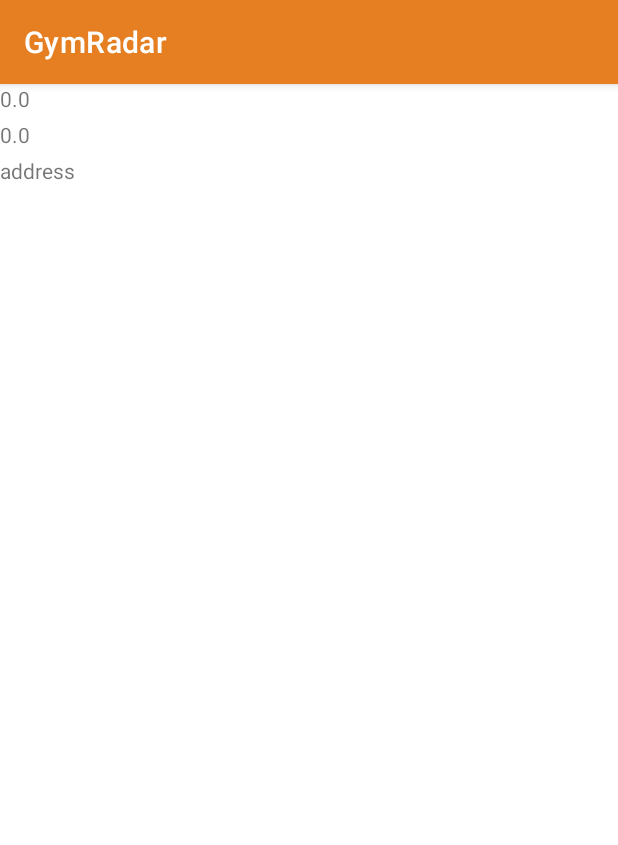
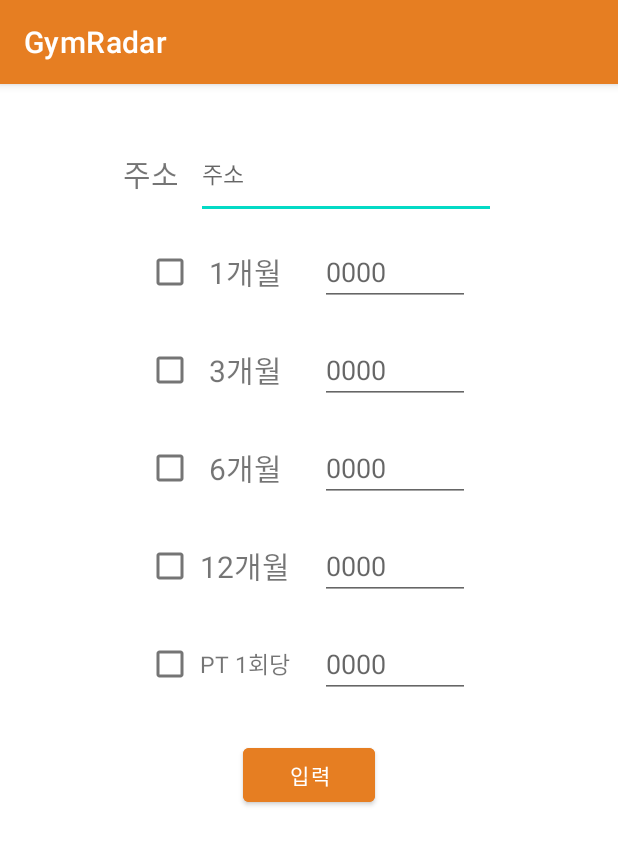
Before and after one commit to sangin-lee/GymRadar, an Android app: the InsertInfoActivity screen opened directly, with no data from a screen before it, on a phone screen of 412 x 824 dp. Shown: the top 845 px of the screen. Run offline under Robolectric (Android 15) with nearby library versions, the phone set to English and light mode, and no system bars; libraries missing offline, so code that uses them is left out: net.daum.mf; 7 statements that could not run were skipped.

Commit message:
update insert info activity

```diff
--- a/app/src/main/java/com/example/gymradar/AddTrainingCenterActivity.java
+++ b/app/src/main/java/com/example/gymradar/AddTrainingCenterActivity.java
@@ -29,6 +29,12 @@ public class AddTrainingCenterActivity extends AppCompatActivity implements MapV
         mapViewContainer.addView(mapView);
         mapView.setMapViewEventListener(this);
         mapView.setCurrentLocationTrackingMode(MapView.CurrentLocationTrackingMode.TrackingModeOff);
+    }
+
+    @Override
+    protected void onPause() {
+        super.onPause();
+        mapViewContainer.removeView(mapView);
     }
 
     @Override
@@ -98,7 +104,6 @@ public class AddTrainingCenterActivity extends AppCompatActivity implements MapV
     public boolean onOptionsItemSelected(@NonNull MenuItem item) {
         switch (item.getItemId()) {
             case R.id.menu_cancel:
-                mapViewContainer.removeView(mapView);
                 startActivity(new Intent(AddTrainingCenterActivity.this, MainActivity.class));
         }
         return super.onOptionsItemSelected(item);
--- a/app/src/main/java/com/example/gymradar/InsertInfoActivity.java
+++ b/app/src/main/java/com/example/gymradar/InsertInfoActivity.java
@@ -6,7 +6,6 @@ import android.content.Intent;
 import android.os.Bundle;
 import android.util.Log;
 import android.widget.TextView;
-import android.widget.Toast;
 
 import net.daum.mf.map.api.MapReverseGeoCoder;
 import net.daum.mf.map.api.MapPoint;
@@ -22,9 +21,6 @@ public class InsertInfoActivity extends AppCompatActivity implements MapReverseG
         Intent intent = getIntent();
         double latitude = intent.getExtras().getDouble("latitude");
         double longitude = intent.getExtras().getDouble("longitude");
-
-        ((TextView) findViewById(R.id.insert_latitude)).setText(Double.toString(latitude));
-        ((TextView) findViewById(R.id.insert_longitude)).setText(Double.toString(longitude));
 
         MapPoint mapPoint = MapPoint.mapPointWithGeoCoord(latitude, longitude);
         Log.d("latitude", Double.toString(mapPoint.getMapPointGeoCoord().latitude));
@@ -48,6 +44,6 @@ public class InsertInfoActivity extends AppCompatActivity implements MapReverseG
     }
 
     private void onFinishReverseGeoCoding(String result) {
-        ((TextView) findViewById(R.id.insert_address)).setText(result);
+        ((TextView) findViewById(R.id.input_address)).setText(result);
     }
 }
--- a/app/src/main/java/com/example/gymradar/MainActivity.java
+++ b/app/src/main/java/com/example/gymradar/MainActivity.java
@@ -52,15 +52,107 @@ public class MainActivity extends AppCompatActivity implements MapView.MapViewEv
     }
 
     @Override
+    protected void onPause() {
+        super.onPause();
+        mapViewContainer.removeView(mapView);
+    }
+
+    @Override
     protected void onDestroy() {
         super.onDestroy();
         mapViewContainer.removeAllViews();
     }
 
-    private void onFinishReverseGeoCoding(String result) {
-//        Toast.makeText(LocationDemoActivity.this, "Reverse Geo-coding : " + result, Toast.LENGTH_SHORT).show();
+    @Override
+    public boolean onCreateOptionsMenu(Menu menu) {
+        getMenuInflater().inflate(R.menu.main, menu);
+        return true;
     }
 
+    @Override
+    public void onMapViewInitialized(MapView mapView) {
+        mapView.setShowCurrentLocationMarker(true);
+    }
+
+    @Override
+    public void onMapViewCenterPointMoved(MapView mapView, MapPoint mapPoint) {
+
+    }
+
+    @Override
+    public void onMapViewZoomLevelChanged(MapView mapView, int i) {
+
+    }
+
+    @Override
+    public void onMapViewSingleTapped(MapView mapView, MapPoint mapPoint) {
+
+    }
+
+    @Override
+    public void onMapViewDoubleTapped(MapView mapView, MapPoint mapPoint) {
+
+    }
+
+    @Override
+    public void onMapViewLongPressed(MapView mapView, MapPoint mapPoint) {
+
+    }
+
+    @Override
+    public void onMapViewDragStarted(MapView mapView, MapPoint mapPoint) {
+
+    }
+
+    @Override
+    public void onMapViewDragEnded(MapView mapView, MapPoint mapPoint) {
+
+    }
+
+    @Override
+    public void onMapViewMoveFinished(MapView mapView, MapPoint mapPoint) {
+
+    }
+
+    // 액션바의 옵션 선택했을 때
+    @Override
+    public boolean onOptionsItemSelected(@NonNull MenuItem item) {
+        switch (item.getItemId()) {
+            case R.id.tracking_mode:
+                // TODO: 트래킹 모드 설정
+                if(mapView.getCurrentLocationTrackingMode() != MapView.CurrentLocationTrackingMode.TrackingModeOnWithoutHeading) {
+                    mapView.setCurrentLocationTrackingMode(MapView.CurrentLocationTrackingMode.TrackingModeOnWithoutHeading);
+                    Toast.makeText(MainActivity.this, "Tracking mode on", Toast.LENGTH_SHORT).show();
+                    item.setIcon(R.drawable.gps_off);
+                }
+                else {
+                    mapView.setCurrentLocationTrackingMode(MapView.CurrentLocationTrackingMode.TrackingModeOff);
+                    Toast.makeText(MainActivity.this, "Tracking mode off", Toast.LENGTH_SHORT).show();
+                    item.setIcon(R.drawable.gps_fixed);
+                }
+                break;
+
+            case R.id.menu_add_training_center:
+                // TODO: 트레이닝 센터 등록
+                startActivity(new Intent(MainActivity.this, AddTrainingCenterActivity.class));
+                break;
+
+            case R.id.menu_search:
+                // TODO: 검색
+                break;
+
+            case R.id.menu_recommend:
+                // TODO: 추천 받기
+                break;
+
+            case R.id.menu_review:
+                // TODO: 리뷰
+                break;
+        }
+        return super.onOptionsItemSelected(item);
+    }
+
+    // GPS Permission 관련 함수들
     // ActivityCompat.requestPermissions를 사용한 퍼미션 요청의 결과를 리턴받는 메소드
     @Override
     public void onRequestPermissionsResult(int permsRequestCode,
@@ -175,93 +267,4 @@ public class MainActivity extends AppCompatActivity implements MapView.MapViewEv
         return locationManager.isProviderEnabled(LocationManager.GPS_PROVIDER)
                 || locationManager.isProviderEnabled(LocationManager.NETWORK_PROVIDER);
     }
-
-    @Override
-    public void onMapViewInitialized(MapView mapView) {
-        mapView.setShowCurrentLocationMarker(true);
-    }
-
-    @Override
-    public void onMapViewCenterPointMoved(MapView mapView, MapPoint mapPoint) {
-
-    }
-
-    @Override
-    public void onMapViewZoomLevelChanged(MapView mapView, int i) {
-
-    }
-
-    @Override
-    public void onMapViewSingleTapped(MapView mapView, MapPoint mapPoint) {
-
-    }
-
-    @Override
-    public void onMapViewDoubleTapped(MapView mapView, MapPoint mapPoint) {
-
-    }
-
-    @Override
-    public void onMapViewLongPressed(MapView mapView, MapPoint mapPoint) {
-
-    }
-
-    @Override
-    public void onMapViewDragStarted(MapView mapView, MapPoint mapPoint) {
-
-    }
-
-    @Override
-    public void onMapViewDragEnded(MapView mapView, MapPoint mapPoint) {
-
-    }
-
-    @Override
-    public void onMapViewMoveFinished(MapView mapView, MapPoint mapPoint) {
-
-    }
-
-    @Override
-    public boolean onCreateOptionsMenu(Menu menu) {
-        getMenuInflater().inflate(R.menu.main, menu);
-        return true;
-    }
-
-    @Override
-    public boolean onOptionsItemSelected(@NonNull MenuItem item) {
-        switch (item.getItemId()) {
-            case R.id.tracking_mode:
-                // TODO: 트래킹 모드 설정
-                if(mapView.getCurrentLocationTrackingMode() != MapView.CurrentLocationTrackingMode.TrackingModeOnWithoutHeading) {
-                    mapView.setCurrentLocationTrackingMode(MapView.CurrentLocationTrackingMode.TrackingModeOnWithoutHeading);
-                    Toast.makeText(MainActivity.this, "Tracking mode on", Toast.LENGTH_SHORT).show();
-                    item.setIcon(R.drawable.gps_off);
-                }
-                else {
-                    mapView.setCurrentLocationTrackingMode(MapView.CurrentLocationTrackingMode.TrackingModeOff);
-                    Toast.makeText(MainActivity.this, "Tracking mode off", Toast.LENGTH_SHORT).show();
-                    item.setIcon(R.drawable.gps_fixed);
-                }
-                break;
-
-            case R.id.menu_add_training_center:
-                // TODO: 트레이닝 센터 등록
-                mapViewContainer.removeView(mapView);
-                startActivity(new Intent(MainActivity.this, AddTrainingCenterActivity.class));
-                break;
-
-            case R.id.menu_search:
-                // TODO: 검색
-                break;
-
-            case R.id.menu_recommend:
-                // TODO: 추천 받기
-                break;
-
-            case R.id.menu_review:
-                // TODO: 리뷰
-                break;
-        }
-        return super.onOptionsItemSelected(item);
-    }
 }
--- a/app/src/main/res/layout/activity_insert_info.xml
+++ b/app/src/main/res/layout/activity_insert_info.xml
@@ -4,20 +4,192 @@
     android:layout_height="match_parent"
     android:orientation="vertical">
 
-    <TextView
-        android:id="@+id/insert_latitude"
+    <LinearLayout
         android:layout_width="match_parent"
-        android:layout_height="24dp" />
+        android:layout_height="60dp"
+        android:orientation="horizontal"
+        android:gravity="center"
+        android:layout_marginTop="30dp">
 
-    <TextView
-        android:id="@+id/insert_longitude"
+        <TextView
+            android:layout_width="40dp"
+            android:layout_height="match_parent"
+            android:gravity="center"
+            android:layout_marginRight="10dp"
+            android:text="주소"
+            android:textSize="20dp"/>
+
+        <EditText
+            android:id="@+id/input_address"
+            android:layout_width="200dp"
+            android:layout_height="match_parent"
+            android:hint="주소"
+            android:textSize="15dp"/>
+
+    </LinearLayout>
+
+    <LinearLayout
         android:layout_width="match_parent"
-        android:layout_height="24dp" />
+        android:layout_height="60dp"
+        android:orientation="horizontal"
+        android:gravity="center"
+        android:layout_marginTop="5dp">
 
-    <TextView
-        android:id="@+id/insert_address"
+        <CheckBox
+            android:id="@+id/check_1month"
+            android:layout_width="30dp"
+            android:layout_height="30dp"
+            android:layout_gravity="center"
+            android:layout_marginRight="5dp"/>
+
+        <TextView
+            android:layout_width="60dp"
+            android:layout_height="match_parent"
+            android:gravity="center"
+            android:layout_marginRight="20dp"
+            android:text="1개월"
+            android:textSize="20dp"/>
+
+        <EditText
+            android:id="@+id/input_1month"
+            android:layout_width="100dp"
+            android:layout_height="wrap_content"
+            android:layout_gravity="center"
+            android:hint="0000"/>
+
+    </LinearLayout>
+
+    <LinearLayout
         android:layout_width="match_parent"
-        android:layout_height="24dp"
-        android:text="address"/>
+        android:layout_height="60dp"
+        android:orientation="horizontal"
+        android:gravity="center"
+        android:layout_marginTop="5dp">
+
+        <CheckBox
+            android:id="@+id/check_3month"
+            android:layout_width="30dp"
+            android:layout_height="30dp"
+            android:layout_gravity="center"
+            android:layout_marginRight="5dp"/>
+
+        <TextView
+            android:layout_width="60dp"
+            android:layout_height="match_parent"
+            android:gravity="center"
+            android:layout_marginRight="20dp"
+            android:text="3개월"
+            android:textSize="20dp"/>
+
+        <EditText
+            android:id="@+id/input_3month"
+            android:layout_width="100dp"
+            android:layout_height="wrap_content"
+            android:layout_gravity="center"
+            android:hint="0000"/>
+
+    </LinearLayout>
+
+    <LinearLayout
+        android:layout_width="match_parent"
+        android:layout_height="60dp"
+        android:orientation="horizontal"
+        android:gravity="center"
+        android:layout_marginTop="5dp">
+
+        <CheckBox
+            android:id="@+id/check_6month"
+            android:layout_width="30dp"
+            android:layout_height="30dp"
+            android:layout_gravity="center"
+            android:layout_marginRight="5dp"/>
+
+        <TextView
+            android:layout_width="60dp"
+            android:layout_height="match_parent"
+            android:gravity="center"
+            android:layout_marginRight="20dp"
+            android:text="6개월"
+            android:textSize="20dp"/>
+
+        <EditText
+            android:id="@+id/input_6month"
+            android:layout_width="100dp"
+            android:layout_height="wrap_content"
+            android:layout_gravity="center"
+            android:hint="0000"/>
+
+    </LinearLayout>
+
+    <LinearLayout
+        android:layout_width="match_parent"
+        android:layout_height="60dp"
+        android:orientation="horizontal"
+        android:gravity="center"
+        android:layout_marginTop="5dp">
+
+        <CheckBox
+            android:id="@+id/check_12month"
+            android:layout_width="30dp"
+            android:layout_height="30dp"
+            android:layout_gravity="center"
+            android:layout_marginRight="5dp"/>
+
+        <TextView
+            android:layout_width="60dp"
+            android:layout_height="match_parent"
+            android:gravity="center"
+            android:layout_marginRight="20dp"
+            android:text="12개월"
+            android:textSize="20dp"/>
+
+        <EditText
+            android:id="@+id/input_12month"
+            android:layout_width="100dp"
+            android:layout_height="wrap_content"
+            android:layout_gravity="center"
+            android:hint="0000"/>
+
+    </LinearLayout>
+
+    <LinearLayout
+        android:layout_width="match_parent"
+        android:layout_height="60dp"
+        android:orientation="horizontal"
+        android:gravity="center"
+        android:layout_marginTop="5dp">
+
+        <CheckBox
+            android:id="@+id/check_pt"
+            android:layout_width="30dp"
+            android:layout_height="30dp"
+            android:layout_gravity="center"
+            android:layout_marginRight="5dp"/>
+
+        <TextView
+            android:layout_width="60dp"
+            android:layout_height="match_parent"
+            android:gravity="center"
+            android:layout_marginRight="20dp"
+            android:text="PT 1회당"
+            android:textSize="15dp"/>
+
+        <EditText
+            android:id="@+id/input_pt"
+            android:layout_width="100dp"
+            android:layout_height="wrap_content"
+            android:layout_gravity="center"
+            android:hint="0000"/>
+
+    </LinearLayout>
+
+    <Button
+        android:id="@+id/insert_btn"
+        android:layout_width="wrap_content"
+        android:layout_height="wrap_content"
+        android:layout_gravity="center"
+        android:layout_marginTop="20dp"
+        android:text="입력"
+        android:backgroundTint="@color/primary_orange"/>
 
 </LinearLayout>
```
